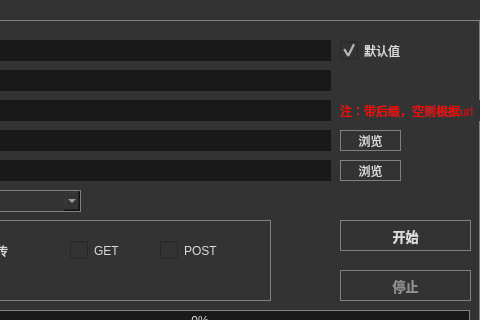
The window that Sample/CURLTool/curltool.ui (VilasWang/HttpRequest-master) describes before a commit, drawn with Qt 5; both pictures show x 150 to 630 and y 0 to 320 of the 630 by 610 pixel window.
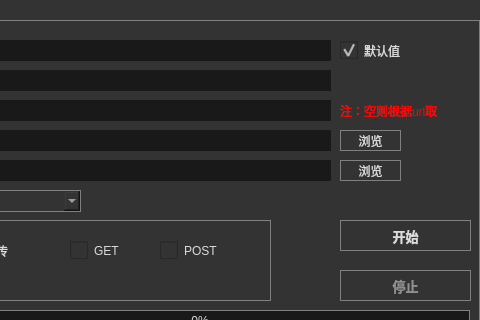
The same window after the commit. Icons and pictures are not drawn.

What changed in the file:
```diff
--- a/Sample/CURLTool/curltool.ui
+++ b/Sample/CURLTool/curltool.ui
@@ -471,7 +471,7 @@
      <rect>
       <x>490</x>
       <y>80</y>
-      <width>141</width>
+      <width>131</width>
       <height>21</height>
      </rect>
     </property>
@@ -479,7 +479,7 @@
      <string notr="true">color:red;</string>
     </property>
     <property name="text">
-     <string>注：带后缀，空则根据url</string>
+     <string>注：空则根据url取</string>
     </property>
    </widget>
    <zorder>groupBox</zorder>
```
